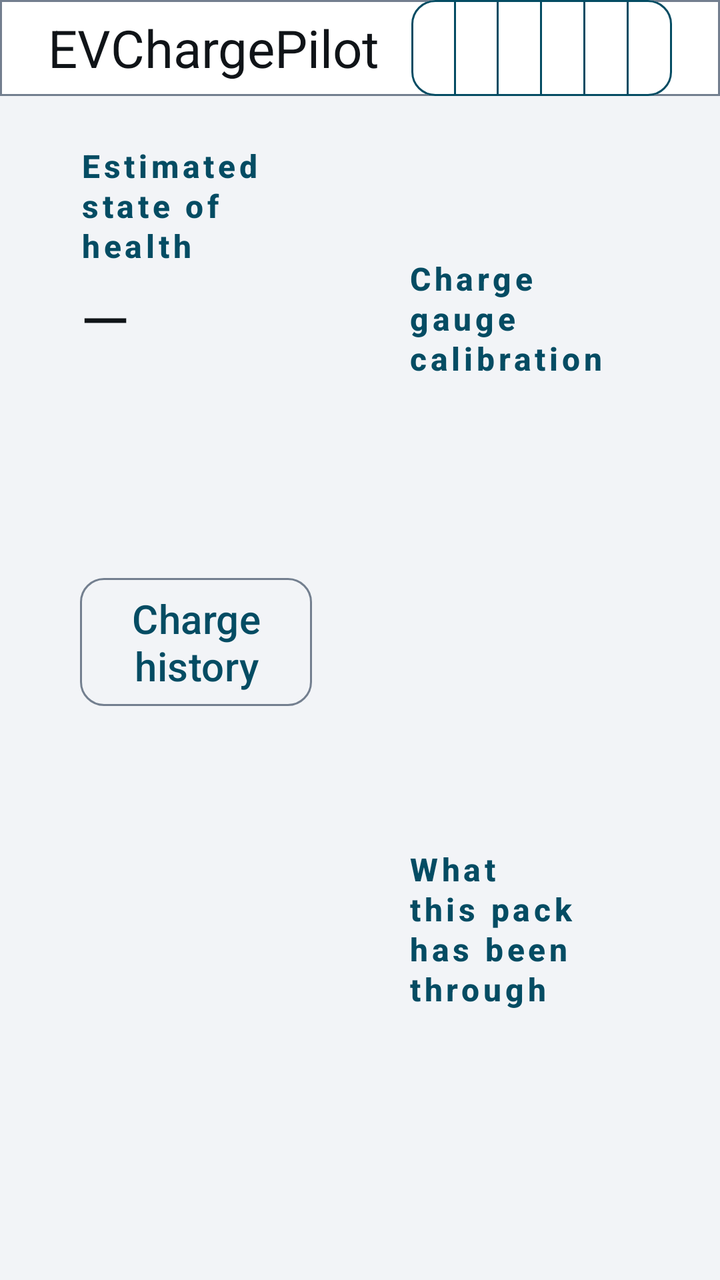
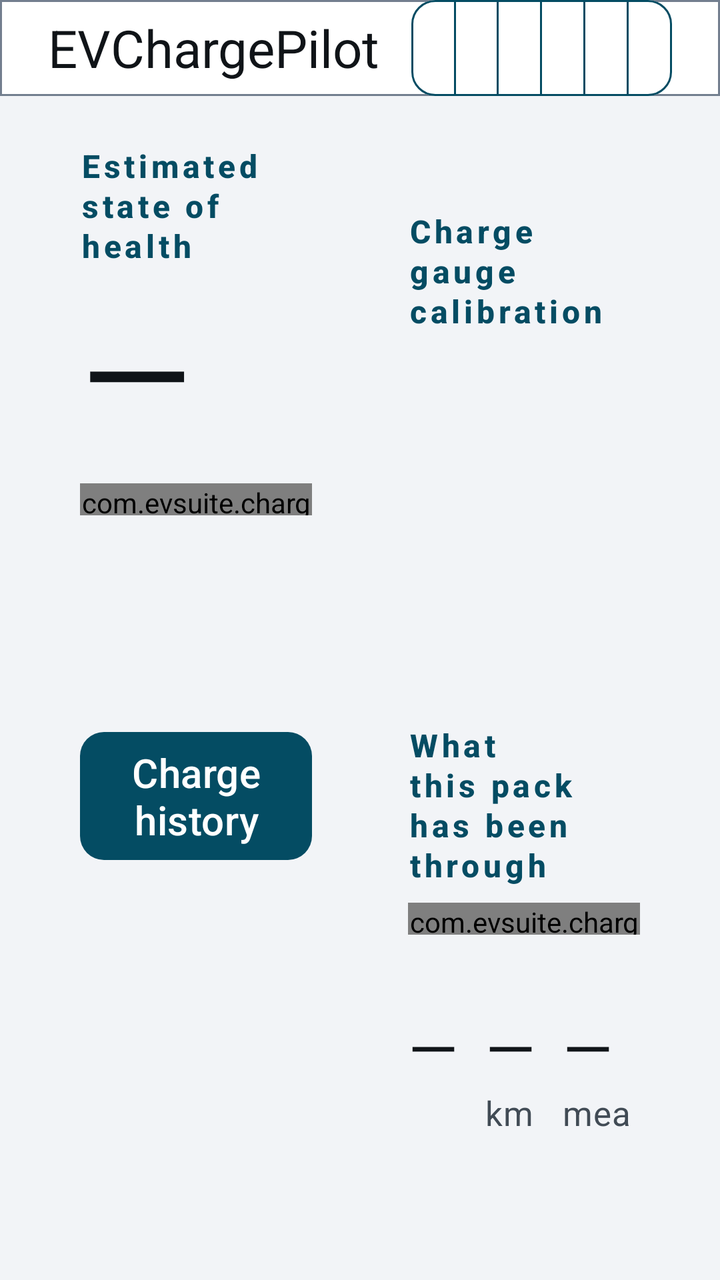

An Android layout rendered at two revisions. The XML below is the earlier revision; the diff shows what the commit changed to produce the second picture.
<!-- AndroidManifest.xml: application theme Theme.EVChargePilot -->
<!-- res/layout/activity_battery_health.xml -->
<?xml version="1.0" encoding="utf-8"?>
<LinearLayout xmlns:android="http://schemas.android.com/apk/res/android"
    android:layout_width="match_parent"
    android:layout_height="match_parent"
    android:orientation="vertical">

    <LinearLayout
        android:layout_width="match_parent"
        android:layout_height="@dimen/chargepilot_bar_height"
        android:background="@drawable/bg_topbar"
        android:gravity="center_vertical"
        android:orientation="horizontal"
        android:paddingStart="@dimen/spacing_lg"
        android:paddingEnd="@dimen/spacing_lg">

        <include
            layout="@layout/view_primary_navigation"
            android:layout_width="0dp"
            android:layout_height="match_parent"
            android:layout_weight="1" />
    </LinearLayout>

    <LinearLayout
        android:layout_width="match_parent"
        android:layout_height="0dp"
        android:layout_weight="1"
        android:baselineAligned="false"
        android:orientation="horizontal"
        android:paddingStart="@dimen/spacing_lg"
        android:paddingTop="@dimen/chargepilot_bar_gap"
        android:paddingEnd="@dimen/spacing_lg"
        android:paddingBottom="@dimen/spacing_lg">

        <LinearLayout
            style="@style/Widget.EV.Readout"
            android:layout_width="0dp"
            android:layout_height="match_parent"
            android:layout_weight="1"
            android:orientation="vertical"
            android:padding="@dimen/spacing_md">

            <TextView
                style="@style/Text.EV.ReadoutLabel"
                android:text="@string/battery_health_state_of_health" />

            
            <TextView
                android:id="@+id/healthValue"
                android:layout_width="match_parent"
                android:layout_height="wrap_content"
                android:layout_marginTop="@dimen/spacing_xs"
                android:fontFeatureSettings="tnum"
                android:text="@string/value_unavailable"
                android:textAppearance="@style/Text.EV.Display" />

            <TextView
                android:id="@+id/healthTrend"
                android:layout_width="match_parent"
                android:layout_height="wrap_content"
                android:layout_marginTop="@dimen/spacing_sm"
                android:textAppearance="@style/Text.EV.Body" />

            <TextView
                android:id="@+id/healthEvidence"
                android:layout_width="match_parent"
                android:layout_height="wrap_content"
                android:layout_marginTop="@dimen/spacing_sm"
                android:textAppearance="@style/Text.EV.Secondary" />

            
            <TextView
                android:id="@+id/chargeFacts"
                android:layout_width="match_parent"
                android:layout_height="wrap_content"
                android:layout_marginTop="@dimen/spacing_sm"
                android:textAppearance="@style/Text.EV.Secondary" />

            <com.google.android.material.button.MaterialButton
                android:id="@+id/chargeHistoryAction"
                style="@style/Widget.EV.Button.Outlined"
                android:layout_width="wrap_content"
                android:layout_height="@dimen/touch_target"
                android:layout_marginTop="@dimen/spacing_sm"
                android:text="@string/charge_history_open" />

            <Space
                android:layout_width="match_parent"
                android:layout_height="0dp"
                android:layout_weight="1" />

            <TextView
                android:id="@+id/applyStatus"
                android:layout_width="match_parent"
                android:layout_height="wrap_content"
                android:layout_marginBottom="@dimen/spacing_sm"
                android:textAppearance="@style/Text.EV.Secondary" />

            <com.google.android.material.button.MaterialButton
                android:id="@+id/applyAction"
                style="@style/Widget.EV.Button.Outlined"
                android:layout_width="match_parent"
                android:layout_height="@dimen/touch_target"
                android:text="@string/battery_health_apply"
                android:visibility="gone" />
        </LinearLayout>

        <LinearLayout
            android:layout_width="0dp"
            android:layout_height="match_parent"
            android:layout_marginStart="@dimen/spacing_md"
            android:layout_weight="1"
            android:orientation="vertical">

            <LinearLayout
                style="@style/Widget.EV.Readout"
                android:layout_width="match_parent"
                android:layout_height="0dp"
                android:layout_weight="1"
                android:orientation="vertical"
                android:padding="@dimen/spacing_md">

                <TextView
                    style="@style/Text.EV.ReadoutLabel"
                    android:text="@string/battery_health_calibration" />

                <TextView
                    android:id="@+id/calibrationVerdict"
                    android:layout_width="match_parent"
                    android:layout_height="wrap_content"
                    android:layout_marginTop="@dimen/spacing_sm"
                    android:textAppearance="@style/Text.EV.Body" />

                <TextView
                    android:id="@+id/calibrationFacts"
                    android:layout_width="match_parent"
                    android:layout_height="wrap_content"
                    android:layout_marginTop="@dimen/spacing_sm"
                    android:textAppearance="@style/Text.EV.Secondary" />
            </LinearLayout>

            <LinearLayout
                style="@style/Widget.EV.Readout"
                android:layout_width="match_parent"
                android:layout_height="0dp"
                android:layout_marginTop="@dimen/spacing_md"
                android:layout_weight="1"
                android:orientation="vertical"
                android:padding="@dimen/spacing_md">

                <TextView
                    style="@style/Text.EV.ReadoutLabel"
                    android:text="@string/battery_health_exposure" />

                <TextView
                    android:id="@+id/exposureFacts"
                    android:layout_width="match_parent"
                    android:layout_height="wrap_content"
                    android:layout_marginTop="@dimen/spacing_sm"
                    android:textAppearance="@style/Text.EV.Secondary" />
            </LinearLayout>
        </LinearLayout>
    </LinearLayout>
</LinearLayout>
<!-- res/layout/view_primary_navigation.xml (included above) -->
<?xml version="1.0" encoding="utf-8"?>
<LinearLayout
    xmlns:android="http://schemas.android.com/apk/res/android"
    xmlns:app="http://schemas.android.com/apk/res-auto"
    android:layout_width="match_parent"
    android:layout_height="match_parent"
    android:gravity="center_vertical"
    android:orientation="horizontal">

    <TextView
        android:layout_width="wrap_content"
        android:layout_height="wrap_content"
        android:layout_marginEnd="@dimen/spacing_md"
        android:text="@string/app_name"
        android:textAppearance="@style/Text.EV.Title" />

    <com.google.android.material.button.MaterialButtonToggleGroup
        android:id="@+id/primaryNavigation"
        android:layout_width="0dp"
        android:layout_height="match_parent"
        android:layout_weight="1"
        app:selectionRequired="true"
        app:singleSelection="true">

    <com.google.android.material.button.MaterialButton
        android:id="@+id/navEnergy"
        style="@style/Widget.EVChargePilot.NavTab"
        android:layout_width="0dp"
        android:layout_height="match_parent"
        android:layout_weight="1"
        android:text="@string/tab_energy" />

    <com.google.android.material.button.MaterialButton
        android:id="@+id/navArrival"
        style="@style/Widget.EVChargePilot.NavTab"
        android:layout_width="0dp"
        android:layout_height="match_parent"
        android:layout_weight="1"
        android:text="@string/tab_arrival" />

    <com.google.android.material.button.MaterialButton
        android:id="@+id/navTrips"
        style="@style/Widget.EVChargePilot.NavTab"
        android:layout_width="0dp"
        android:layout_height="match_parent"
        android:layout_weight="1"
        android:text="@string/tab_trips" />

    <com.google.android.material.button.MaterialButton
        android:id="@+id/navBattery"
        style="@style/Widget.EVChargePilot.NavTab"
        android:layout_width="0dp"
        android:layout_height="match_parent"
        android:layout_weight="1"
        android:text="@string/tab_battery" />

    <com.google.android.material.button.MaterialButton
        android:id="@+id/navDiagnostics"
        style="@style/Widget.EVChargePilot.NavTab"
        android:layout_width="0dp"
        android:layout_height="match_parent"
        android:layout_weight="1"
        android:text="@string/tab_diagnostics" />

    <com.google.android.material.button.MaterialButton
        android:id="@+id/navSettings"
        style="@style/Widget.EVChargePilot.NavTab"
        android:layout_width="0dp"
        android:layout_height="match_parent"
        android:layout_weight="1"
        android:text="@string/tab_settings" />
    </com.google.android.material.button.MaterialButtonToggleGroup>
</LinearLayout>
<!-- resources referenced by this layout -->
<resources>
  <dimen name="chargepilot_bar_gap">@dimen/spacing_sm</dimen>
  <dimen name="chargepilot_bar_height">48dp</dimen>
  <dimen name="spacing_lg">24dp</dimen>
  <dimen name="spacing_md">16dp</dimen>
  <dimen name="spacing_sm">8dp</dimen>
  <dimen name="spacing_xs">4dp</dimen>
  <dimen name="touch_target">72dp</dimen>
  <string name="app_name">EVChargePilot</string>
  <string name="battery_health_apply">Use this figure in my vehicle settings</string>
  <string name="battery_health_calibration">Charge gauge calibration</string>
  <string name="battery_health_exposure">What this pack has been through</string>
  <string name="battery_health_state_of_health">Estimated state of health</string>
  <string name="charge_history_open">Charge history</string>
  <string name="tab_arrival">Details</string>
  <string name="tab_battery">Battery</string>
  <string name="tab_diagnostics">Diagnostics</string>
  <string name="tab_energy">Energy</string>
  <string name="tab_settings">Settings</string>
  <string name="tab_trips">Trips</string>
  <string name="value_unavailable" translatable="false">—</string>
  <style name="Text.EV.Body" parent="TextAppearance.Material3.BodyLarge">
          <item name="android:textSize">@dimen/text_body</item>
          <item name="android:textColor">@color/ev_text_primary</item>
      </style>
  <style name="Text.EV.ReadoutLabel" parent="Text.EV.SectionHeader">
          <item name="android:layout_width">wrap_content</item>
          <item name="android:layout_height">wrap_content</item>
      </style>
  <style name="Text.EV.Title" parent="TextAppearance.Material3.TitleLarge">
          <item name="android:textSize">@dimen/text_title</item>
          <item name="android:textColor">@color/ev_text_primary</item>
      </style>
  <color name="ev_surface">#FFFFFFFF</color>
  <color name="ev_outline">#FF737F8F</color>
  <dimen name="text_body">20sp</dimen>
  <color name="ev_text_primary">#FF101418</color>
  <dimen name="text_display">32sp</dimen>
  <dimen name="text_secondary">17sp</dimen>
  <color name="ev_text_secondary">#FF414B55</color>
  <dimen name="text_title">26sp</dimen>
  <style name="ShapeAppearanceOverlay.EV.Button" parent="">
          <item name="cornerSize">@dimen/ev_corner</item>
      </style>
  <color name="ev_accent">#FF044C63</color>
  <dimen name="ev_corner">12dp</dimen>
  <color name="ev_on_accent">#FFFFFFFF</color>
  <color name="ev_surface_raised">#FFE4E8ED</color>
  <color name="ev_background">#FFF2F4F7</color>
  <color name="ev_error">#FF8F0F18</color>
  <dimen name="text_label">16sp</dimen>
  <!-- unchanged entries left out for length: 13 -->
</resources>

<!-- the commit's change to res/layout/activity_battery_health.xml (unified diff, before → after) -->
@@ -46,12 +46,19 @@
             
             <TextView
                 android:id="@+id/healthValue"
-                android:layout_width="match_parent"
-                android:layout_height="wrap_content"
+                style="@style/Text.EVChargePilot.Hero"
+                android:layout_height="96dp"
+                android:layout_weight="0"
                 android:layout_marginTop="@dimen/spacing_xs"
-                android:fontFeatureSettings="tnum"
-                android:text="@string/value_unavailable"
-                android:textAppearance="@style/Text.EV.Display" />
+                android:text="@string/value_unavailable" />
+
+            
+            <com.evsuite.chargepilot.BarGaugeView
+                android:id="@+id/healthBar"
+                android:layout_width="match_parent"
+                android:layout_height="16dp"
+                android:layout_marginTop="@dimen/spacing_sm"
+                android:importantForAccessibility="no" />
 
             <TextView
                 android:id="@+id/healthTrend"
@@ -77,8 +84,8 @@
 
             <com.google.android.material.button.MaterialButton
                 android:id="@+id/chargeHistoryAction"
-                style="@style/Widget.EV.Button.Outlined"
-                android:layout_width="wrap_content"
+                style="@style/Widget.EV.Button"
+                android:layout_width="match_parent"
                 android:layout_height="@dimen/touch_target"
                 android:layout_marginTop="@dimen/spacing_sm"
                 android:text="@string/charge_history_open" />
@@ -123,11 +130,36 @@
                     style="@style/Text.EV.ReadoutLabel"
                     android:text="@string/battery_health_calibration" />
 
+                
+                <LinearLayout
+                    android:layout_width="match_parent"
+                    android:layout_height="wrap_content"
+                    android:layout_marginTop="@dimen/spacing_sm"
+                    android:gravity="center_vertical"
+                    android:orientation="horizontal">
+
+                    <TextView
+                        android:id="@+id/calibrationIcon"
+                        android:layout_width="wrap_content"
+                        android:layout_height="wrap_content"
+                        android:importantForAccessibility="no"
+                        android:textAppearance="@style/Text.EV.Display" />
+
+                    <TextView
+                        android:id="@+id/calibrationState"
+                        android:layout_width="0dp"
+                        android:layout_height="wrap_content"
+                        android:layout_marginStart="@dimen/spacing_sm"
+                        android:layout_weight="1"
+                        android:maxLines="1"
+                        android:textAppearance="@style/Text.EV.Title" />
+                </LinearLayout>
+
                 <TextView
                     android:id="@+id/calibrationVerdict"
                     android:layout_width="match_parent"
                     android:layout_height="wrap_content"
-                    android:layout_marginTop="@dimen/spacing_sm"
+                    android:layout_marginTop="@dimen/spacing_xs"
                     android:textAppearance="@style/Text.EV.Body" />
 
                 <TextView
@@ -150,6 +182,46 @@
                 <TextView
                     style="@style/Text.EV.ReadoutLabel"
                     android:text="@string/battery_health_exposure" />
+
+                
+                <com.evsuite.chargepilot.BarGaugeView
+                    android:id="@+id/exposureBar"
+                    android:layout_width="match_parent"
+                    android:layout_height="16dp"
+                    android:layout_marginTop="@dimen/spacing_sm"
+                    android:importantForAccessibility="no" />
+
+                <TextView
+                    android:id="@+id/exposureLegend"
+                    android:layout_width="match_parent"
+                    android:layout_height="wrap_content"
+                    android:layout_marginTop="@dimen/spacing_xs"
+                    android:fontFeatureSettings="tnum"
+                    android:maxLines="1"
+                    android:textAppearance="@style/Text.EV.Secondary" />
+
+                <LinearLayout
+                    android:layout_width="match_parent"
+                    android:layout_height="wrap_content"
+                    android:layout_marginTop="@dimen/spacing_sm"
+                    android:baselineAligned="false"
+                    android:orientation="horizontal">
+
+                    <LinearLayout android:layout_width="0dp" android:layout_height="wrap_content" android:layout_weight="1" android:orientation="vertical">
+                        <TextView android:id="@+id/cyclesValue" android:layout_width="wrap_content" android:layout_height="wrap_content" android:fontFeatureSettings="tnum" android:maxLines="1" android:text="@string/value_unavailable" android:textAppearance="@style/Text.EV.Display" />
+                        <TextView android:id="@+id/cyclesLabel" android:layout_width="wrap_content" android:layout_height="wrap_content" android:maxLines="1" android:textAppearance="@style/Text.EV.Secondary" />
+                    </LinearLayout>
+
+                    <LinearLayout android:layout_width="0dp" android:layout_height="wrap_content" android:layout_weight="1" android:orientation="vertical">
+                        <TextView android:id="@+id/kmPerCycleValue" android:layout_width="wrap_content" android:layout_height="wrap_content" android:fontFeatureSettings="tnum" android:maxLines="1" android:text="@string/value_unavailable" android:textAppearance="@style/Text.EV.Display" />
+                        <TextView android:layout_width="wrap_content" android:layout_height="wrap_content" android:maxLines="1" android:text="@string/battery_health_exposure_km_label" android:textAppearance="@style/Text.EV.Secondary" />
+                    </LinearLayout>
+
+                    <LinearLayout android:layout_width="0dp" android:layout_height="wrap_content" android:layout_weight="1" android:orientation="vertical">
+                        <TextView android:id="@+id/meanSocValue" android:layout_width="wrap_content" android:layout_height="wrap_content" android:fontFeatureSettings="tnum" android:maxLines="1" android:text="@string/value_unavailable" android:textAppearance="@style/Text.EV.Display" />
+                        <TextView android:layout_width="wrap_content" android:layout_height="wrap_content" android:maxLines="1" android:text="@string/battery_health_exposure_mean_label" android:textAppearance="@style/Text.EV.Secondary" />
+                    </LinearLayout>
+                </LinearLayout>
 
                 <TextView
                     android:id="@+id/exposureFacts"
<!-- resource entries referenced after the edit -->
@@ -11,6 +11,8 @@
   <string name="battery_health_apply">Use this figure in my vehicle settings</string>
   <string name="battery_health_calibration">Charge gauge calibration</string>
   <string name="battery_health_exposure">What this pack has been through</string>
+  <string name="battery_health_exposure_km_label">km per cycle</string>
+  <string name="battery_health_exposure_mean_label">mean charge</string>
   <string name="battery_health_state_of_health">Estimated state of health</string>
   <string name="charge_history_open">Charge history</string>
   <string name="tab_arrival">Details</string>
@@ -32,6 +34,25 @@
           <item name="android:textSize">@dimen/text_title</item>
           <item name="android:textColor">@color/ev_text_primary</item>
       </style>
+  <style name="Text.EVChargePilot.Hero" parent="Text.EV.Display">
+          <item name="android:layout_width">match_parent</item>
+          <item name="android:layout_height">0dp</item>
+          <item name="android:layout_weight">1</item>
+          <item name="android:gravity">center_vertical</item>
+          <item name="android:maxLines">1</item>
+          <item name="android:fontFeatureSettings">tnum</item>
+          <item name="android:text">@string/value_unavailable</item>
+          <item name="autoSizeTextType">uniform</item>
+          <item name="autoSizeMinTextSize">@dimen/chargepilot_text_hero_floor</item>
+          <item name="autoSizeMaxTextSize">@dimen/chargepilot_text_hero</item>
+      </style>
+  <style name="Widget.EV.Button" parent="Widget.Material3.Button">
+          <item name="shapeAppearanceOverlay">@style/ShapeAppearanceOverlay.EV.Button</item>
+          <item name="android:minHeight">@dimen/touch_target</item>
+          <item name="android:textSize">@dimen/text_body</item>
+          <item name="android:paddingStart">@dimen/spacing_lg</item>
+          <item name="android:paddingEnd">@dimen/spacing_lg</item>
+      </style>
   <color name="ev_surface">#FFFFFFFF</color>
   <color name="ev_outline">#FF737F8F</color>
   <dimen name="text_body">20sp</dimen>
@@ -40,6 +61,8 @@
   <dimen name="text_secondary">17sp</dimen>
   <color name="ev_text_secondary">#FF414B55</color>
   <dimen name="text_title">26sp</dimen>
+  <dimen name="chargepilot_text_hero_floor">26sp</dimen>
+  <dimen name="chargepilot_text_hero">96sp</dimen>
   <style name="ShapeAppearanceOverlay.EV.Button" parent="">
           <item name="cornerSize">@dimen/ev_corner</item>
       </style>
